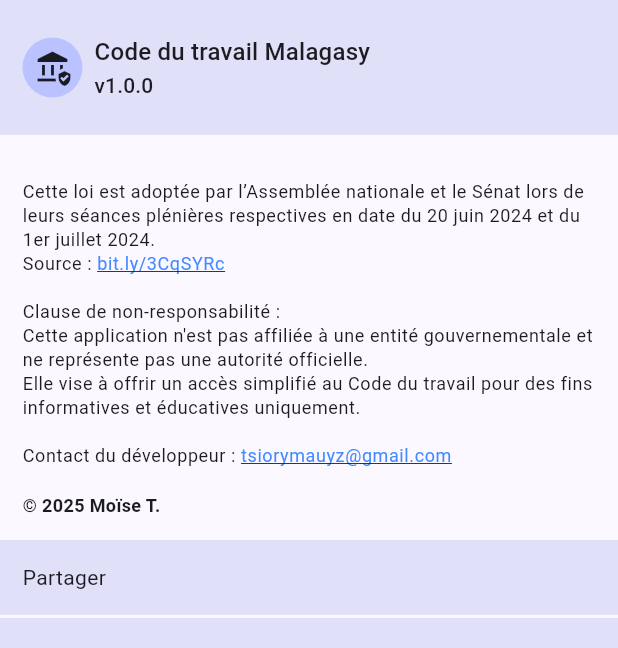
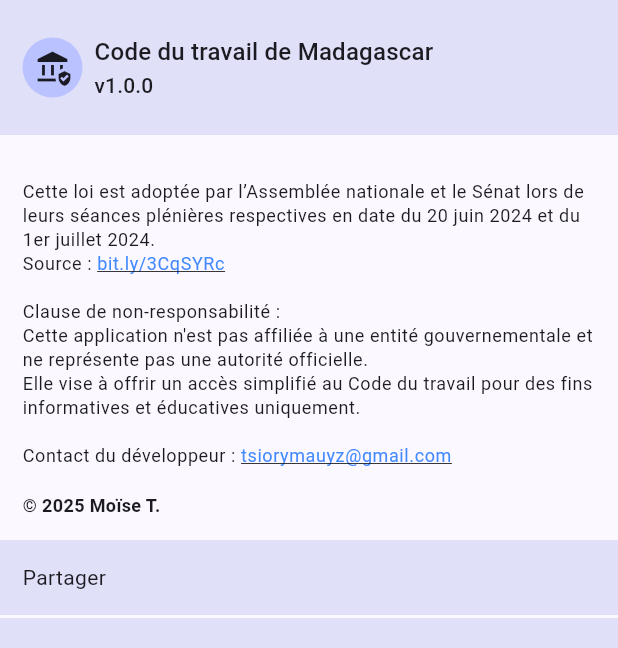
Before and after one commit to mauyz/madagascar_workcode, a Flutter app: the screen it shows after launch, item 3 of the bottom bar chosen, on a phone screen of 412 x 824 dp, the part 84-732 px from its top. Run offline on Flutter 3.47's test engine with Material 3 defaults, Android fonts, the phone set to English and light mode, and no system bars; drawn by our look-alikes of flutter_linkify; our stand-ins replace flutter_bloc, get_it, go_router, shared_preferences; missing offline and left inert: syncfusion_flutter_pdfviewer.

Commit message:
update app_constants.dart

```diff
--- a/lib/core/app_constants.dart
+++ b/lib/core/app_constants.dart
@@ -5,7 +5,7 @@ class AppConstants {
 
   static const mauyzEmail = "tsiorymauyz@gmail.com";
 
-  static const appTitle = "Code du travail Malagasy";
+  static const appTitle = "Code du travail de Madagascar";
   static const appVersion = "v1.0.0";
 
   static const aboutApp = "Cette loi est"
```
